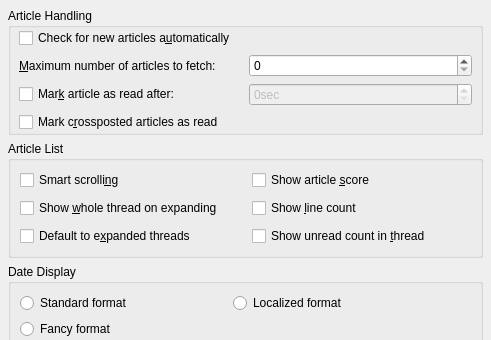
Old version of the form knode/readnewsgeneralwidget_base.ui in the repository otrichet/kdepim; both pictures show x 0 to 491 and y 0 to 340 of the 491 by 696 pixel window.
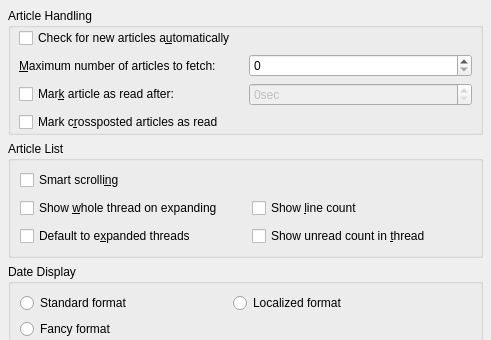
New version of the form. Custom widgets are drawn as their Qt base class.

What changed in the file:
```diff
--- a/knode/readnewsgeneralwidget_base.ui
+++ b/knode/readnewsgeneralwidget_base.ui
@@ -132,13 +132,6 @@
         </property>
        </widget>
       </item>
-      <item row="0" column="1" >
-       <widget class="QCheckBox" name="kcfg_showScore" >
-        <property name="text" >
-         <string>Show article &amp;score</string>
-        </property>
-       </widget>
-      </item>
       <item row="1" column="1" >
        <widget class="QCheckBox" name="kcfg_showLines" >
         <property name="text" >
```
